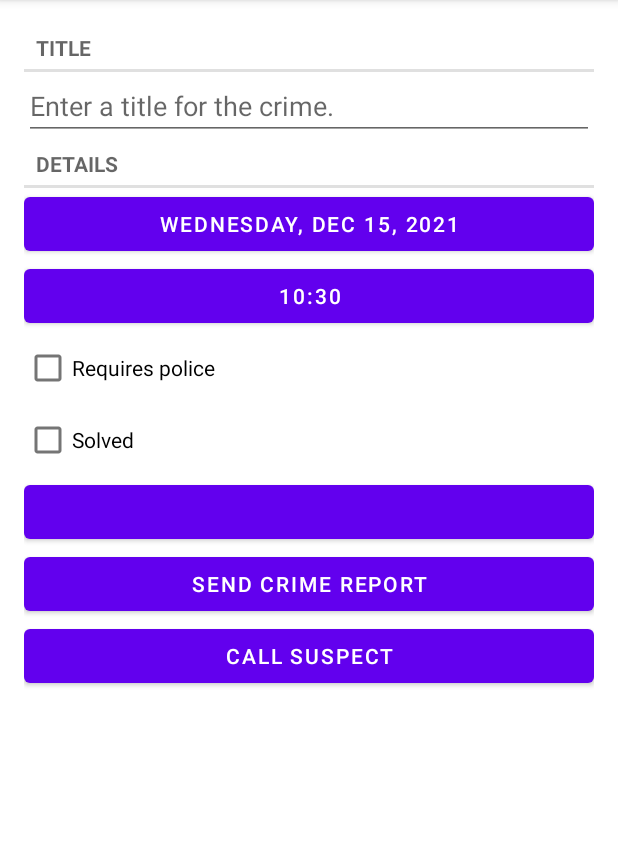
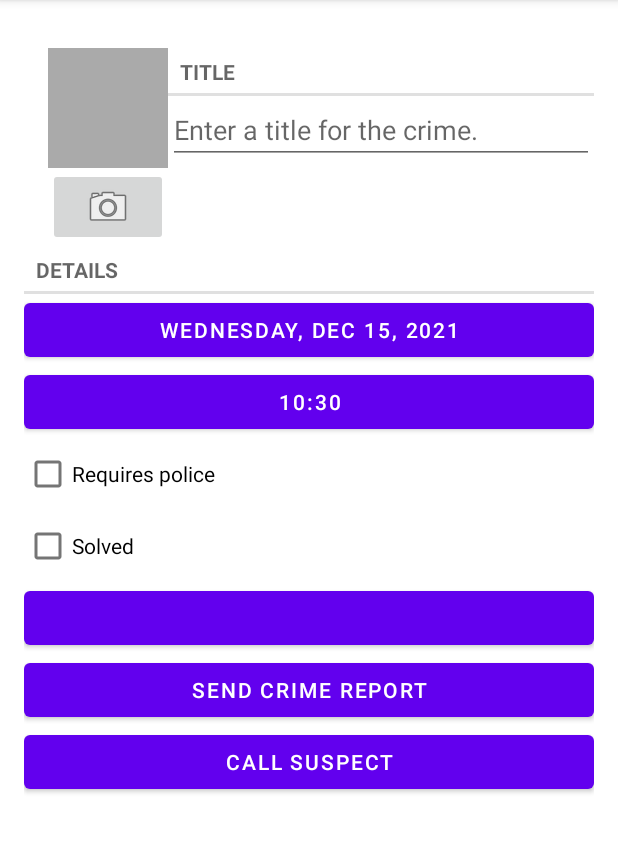
Before and after one commit to denesdavid/TheBigNerdRanchGuide-4thEdition-CriminalIntent, an Android app: the screen it shows after launch (MainActivity), after a tap on "NEW CRIME", on a phone screen of 412 x 824 dp, the part 84-937 px from its top. Run offline under Robolectric (Android 15) with nearby library versions, the phone set to English and light mode, and no system bars; our stand-ins replace Room's generated code; 1 statement that could not run was skipped.

Commit message:
Working on Chapter 16.

```diff
--- a/app/src/main/java/com/bignerdranch/android/criminalintent/Crime.java
+++ b/app/src/main/java/com/bignerdranch/android/criminalintent/Crime.java
@@ -21,6 +21,7 @@ public class Crime {
     private boolean isSolved = false;
     public boolean requiresPolice = false;
     private String suspect = "";
+   // private String photoFileName = "dummy";
 
     //endregion
 
@@ -70,6 +71,10 @@ public class Crime {
         this.suspect = suspect;
     }
 
+    public String getPhotoFileName(){
+        return "IMG_" + id + ".jpg";
+    }
+
     //endregion
 
     //region Constructor
--- a/app/src/main/java/com/bignerdranch/android/criminalintent/CrimeDetailViewModel.java
+++ b/app/src/main/java/com/bignerdranch/android/criminalintent/CrimeDetailViewModel.java
@@ -5,6 +5,7 @@ import androidx.lifecycle.MutableLiveData;
 import androidx.lifecycle.Transformations;
 import androidx.lifecycle.ViewModel;
 
+import java.io.File;
 import java.util.UUID;
 
 public class CrimeDetailViewModel extends ViewModel {
@@ -23,4 +24,8 @@ public class CrimeDetailViewModel extends ViewModel {
     void saveCrime(Crime crime){
         crimeRepository.updateCrime(crime);
     }
+
+    File getPhotoFile(Crime crime){
+        return crimeRepository.getPhotoFile(crime);
+    }
 }
--- a/app/src/main/java/com/bignerdranch/android/criminalintent/CrimeFragment.java
+++ b/app/src/main/java/com/bignerdranch/android/criminalintent/CrimeFragment.java
@@ -2,40 +2,46 @@ package com.bignerdranch.android.criminalintent;
 
 import android.Manifest;
 import android.content.ContentResolver;
+import android.content.Context;
 import android.content.Intent;
 import android.content.pm.PackageManager;
 import android.content.pm.ResolveInfo;
 import android.database.Cursor;
+import android.graphics.Camera;
+import android.hardware.camera2.CameraAccessException;
+import android.hardware.camera2.CameraDevice;
+import android.hardware.camera2.CameraManager;
 import android.net.Uri;
 import android.os.Bundle;
-import android.os.Parcel;
 import android.provider.ContactsContract;
+import android.provider.MediaStore;
 import android.text.Editable;
 import android.text.TextWatcher;
+import android.util.Log;
 import android.view.LayoutInflater;
 import android.view.View;
 import android.view.ViewGroup;
 import android.widget.Button;
 import android.widget.CheckBox;
-import android.widget.CompoundButton;
 import android.widget.EditText;
-import android.widget.RadioGroup;
+import android.widget.ImageButton;
+import android.widget.ImageView;
 
-import androidx.activity.result.ActivityResultCallback;
-import androidx.activity.result.ActivityResultCaller;
 import androidx.activity.result.ActivityResultLauncher;
 import androidx.activity.result.contract.ActivityResultContracts;
 import androidx.annotation.NonNull;
 import androidx.annotation.Nullable;
+import androidx.core.content.FileProvider;
 import androidx.fragment.app.Fragment;
 import androidx.lifecycle.ViewModelProvider;
 
 import android.text.format.DateFormat;
+import android.widget.Toast;
 
+import java.io.File;
 import java.text.SimpleDateFormat;
-import java.util.Arrays;
 import java.util.Date;
-import java.util.HashSet;
+import java.util.List;
 import java.util.Locale;
 import java.util.UUID;
 
@@ -45,12 +51,16 @@ public class CrimeFragment extends Fragment {
 
     public final static String REQUEST_DATE = "request_date";
     public final static String REQUEST_TIME = "request_time";
-    public final static int REQUEST_CONTACT = 1;
     private static final String ARG_CRIME_ID = "crime_id";
     private static final String DATE_FORMAT = "EEE, MMM, dd";
     private final String DIALOG_DATE = "DialogDate";
     private final String DIALOG_TIME = "DialogTime";
+    ActivityResultLauncher<Void> contactResultLauncher;
+    ActivityResultLauncher<String> requestContactsPermissionLauncher;
+    ActivityResultLauncher<Uri> cameraResultLauncher;
     private Crime crime;
+    private File photoFile;
+    private Uri photoUri;
     private EditText titleField;
     private Button dateButton;
     private Button timeButton;
@@ -59,10 +69,9 @@ public class CrimeFragment extends Fragment {
     private Button reportButton;
     private Button suspectButton;
     private Button callSuspectButton;
+    private ImageButton photoButton;
+    private ImageView photoView;
     private CrimeDetailViewModel crimeDetailViewModel;
-    ActivityResultLauncher<Void> contactResultLauncher;
-    ActivityResultLauncher<String> requestPermissionLauncher;
-
 
     //endregion
 
@@ -79,29 +88,35 @@ public class CrimeFragment extends Fragment {
     @Override
     public void onCreate(@Nullable Bundle savedInstanceState) {
         super.onCreate(savedInstanceState);
-        crimeDetailViewModel = new ViewModelProvider(this).get(CrimeDetailViewModel.class);
 
         crime = new Crime();
         UUID crimeID = (UUID) getArguments().getSerializable(ARG_CRIME_ID);
 
+        crimeDetailViewModel = new ViewModelProvider(this).get(CrimeDetailViewModel.class);
         crimeDetailViewModel.loadCrime(crimeID);
-
 
         contactResultLauncher = registerForActivityResult(new ActivityResultContracts.PickContact(), result -> {
             setSuspect(result);
         });
 
         // Register the permissions callback, which handles the user's response to the
-// system permissions dialog. Save the return value, an instance of
-// ActivityResultLauncher, as an instance variable.
-        requestPermissionLauncher = registerForActivityResult(new ActivityResultContracts.RequestPermission(), isGranted -> {
+        // system permissions dialog. Save the return value, an instance of
+        // ActivityResultLauncher, as an instance variable.
+        requestContactsPermissionLauncher = registerForActivityResult(new ActivityResultContracts.RequestPermission(), isGranted -> {
             if (isGranted) {
                 callSuspect();
                 // Permission is granted. Continue the action or workflow in your
                 // app.
             } else {
-                requestPermissionLauncher.launch(Manifest.permission.READ_CONTACTS);
+                requestContactsPermissionLauncher.launch(Manifest.permission.READ_CONTACTS);
             }
+        });
+
+        cameraResultLauncher = registerForActivityResult(new ActivityResultContracts.TakePicture(), result -> {
+            if (result){
+                Log.i("CAMERA", "Photo taken");
+            }
+
         });
     }
 
@@ -117,6 +132,8 @@ public class CrimeFragment extends Fragment {
         reportButton = view.findViewById(R.id.crime_report);
         suspectButton = view.findViewById(R.id.crime_suspect);
         callSuspectButton = view.findViewById(R.id.call_suspect);
+        photoButton = view.findViewById(R.id.crime_camera);
+        photoView = view.findViewById(R.id.crime_photo);
 
         return view;
     }
@@ -128,6 +145,10 @@ public class CrimeFragment extends Fragment {
                 getViewLifecycleOwner(),
                 crime -> {
                     this.crime = crime;
+                    photoFile = crimeDetailViewModel.getPhotoFile(crime);
+                    photoUri = FileProvider.getUriForFile(requireContext(),
+                            "com.bignerdranch.android.criminalintent.fileprovider",
+                            photoFile);
                     updateUI();
                 }
         );
@@ -199,17 +220,33 @@ public class CrimeFragment extends Fragment {
         suspectButton.setOnClickListener(view -> contactResultLauncher.launch(null));
 
         callSuspectButton.setOnClickListener(view -> {
-            requestPermissionLauncher.launch(Manifest.permission.READ_CONTACTS);
+            requestContactsPermissionLauncher.launch(Manifest.permission.READ_CONTACTS);
+        });
+
+        photoButton.setOnClickListener(view -> {
+            PackageManager packageManager = requireContext().getPackageManager();
+            try {
+                if (((CameraManager)requireContext().getSystemService(Context.CAMERA_SERVICE)).getCameraIdList().length > 0 ) {
+                    cameraResultLauncher.launch(photoUri);
+                } else {
+                    Toast.makeText(requireContext(), "Camera is not presented on this device", Toast.LENGTH_LONG).show();
+                }
+            } catch (CameraAccessException e) {
+                e.printStackTrace();
+            }
         });
     }
-
-    //endregion
 
     @Override
     public void onStop() {
         super.onStop();
         crimeDetailViewModel.saveCrime(crime);
     }
+
+
+    //endregion
+
+    //region Methods
 
     void updateUI() {
         titleField.setText(crime.getTitle());
@@ -284,4 +321,6 @@ public class CrimeFragment extends Fragment {
         return getString(R.string.crime_report, crime.getTitle(), dateString, solvedString, suspect);
     }
 
+    //endregion
+
 }
--- a/app/src/main/java/com/bignerdranch/android/criminalintent/CrimeRepository.java
+++ b/app/src/main/java/com/bignerdranch/android/criminalintent/CrimeRepository.java
@@ -8,6 +8,7 @@ import androidx.room.Room;
 import com.bignerdranch.android.criminalintent.database.CrimeDao;
 import com.bignerdranch.android.criminalintent.database.CrimeDatabase;
 
+import java.io.File;
 import java.util.List;
 import java.util.UUID;
 import java.util.concurrent.Executor;
@@ -18,9 +19,11 @@ public class CrimeRepository {
     final String DATABASE_NAME = "crime-database";
     private static CrimeRepository INSTANCE;
     private Executor executor = Executors.newSingleThreadExecutor();
+    private File filesDir;
 
     private CrimeDatabase database;
     private CrimeDao crimeDao;
+
 
     public static void Initialize(Context context){
         if (INSTANCE == null){
@@ -39,6 +42,7 @@ public class CrimeRepository {
     private CrimeRepository(Context context){
         database = Room.databaseBuilder(context.getApplicationContext(),CrimeDatabase.class,DATABASE_NAME).addMigrations(CrimeDatabase.MIGRATION_1_2).build();
         crimeDao = database.crimeDao();
+        filesDir = context.getApplicationContext().getFilesDir();
     }
 
     LiveData<List<Crime>> getCrimes(){
@@ -56,4 +60,8 @@ public class CrimeRepository {
     void addCrime(Crime crime){
         executor.execute(() -> crimeDao.addCrime(crime));
     }
+
+    File getPhotoFile(Crime crime){
+        return new File(filesDir, crime.getPhotoFileName());
+    }
 }
--- a/app/src/main/res/layout/fragment_crime.xml
+++ b/app/src/main/res/layout/fragment_crime.xml
@@ -7,6 +7,34 @@
     android:layout_height="match_parent"
     android:layout_margin="16dp">
 
+    <LinearLayout
+        android:layout_width="match_parent"
+        android:layout_height="wrap_content"
+        android:orientation="horizontal"
+        android:layout_marginStart="16dp"
+        android:layout_marginTop="16dp">
+        <LinearLayout
+            android:layout_width="wrap_content"
+            android:layout_height="wrap_content"
+            android:orientation="vertical">
+            <ImageView
+                android:id="@+id/crime_photo"
+                android:layout_width="80dp"
+                android:layout_height="80dp"
+                android:scaleType="centerInside"
+                android:cropToPadding="true"
+                android:background="@android:color/darker_gray"/>
+            <ImageButton
+                android:id="@+id/crime_camera"
+                android:layout_width="match_parent"
+                android:layout_height="wrap_content"
+                android:src="@android:drawable/ic_menu_camera"/>
+        </LinearLayout>
+        <LinearLayout
+            android:orientation="vertical"
+            android:layout_width="0dp"
+            android:layout_height="wrap_content"
+            android:layout_weight="1">
             <TextView
                 style="?android:listSeparatorTextViewStyle"
                 android:layout_width="match_parent"
@@ -18,6 +46,8 @@
                 android:layout_width="match_parent"
                 android:layout_height="wrap_content"
                 android:hint="@string/crime_title_hint"/>
+        </LinearLayout>
+    </LinearLayout>
 
     <TextView
         style="?android:listSeparatorTextViewStyle"
--- /dev/null
+++ b/app/src/main/res/xml/files.xml
@@ -0,0 +1,4 @@
+<?xml version="1.0" encoding="utf-8"?>
+<paths>
+    <files-path name="crime_photos" path="."/>
+</paths>
```
Also changed, not shown: app/src/main/AndroidManifest.xml (+11 -0 lines). Lines whose indentation alone changed are shown as unchanged.
